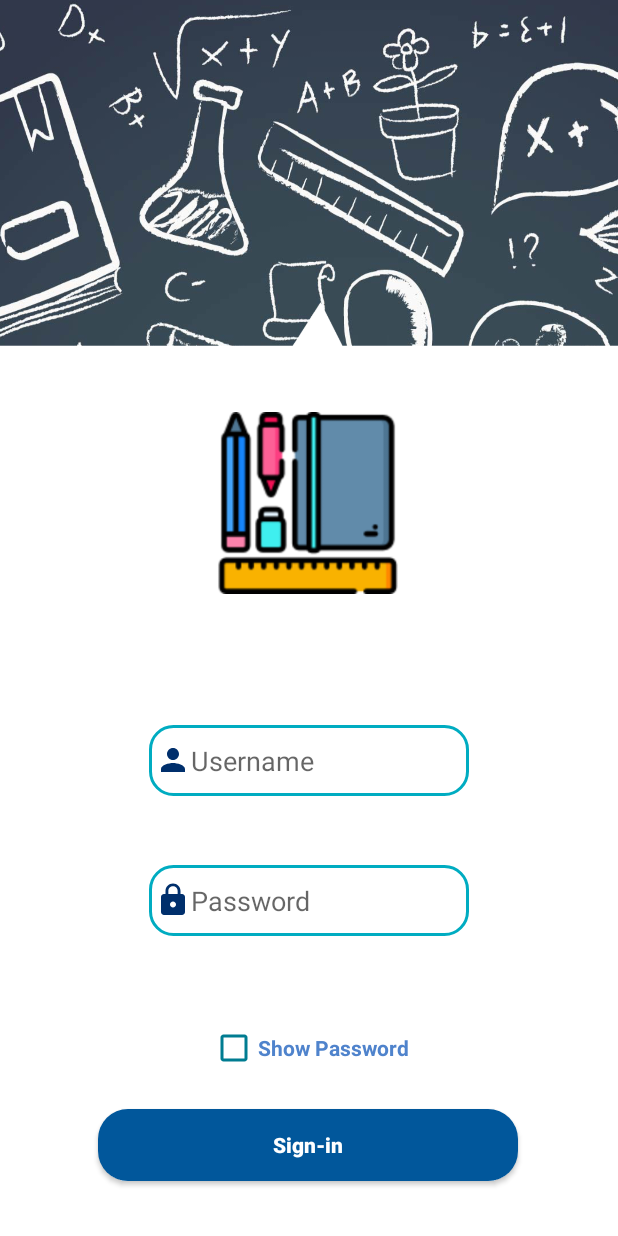
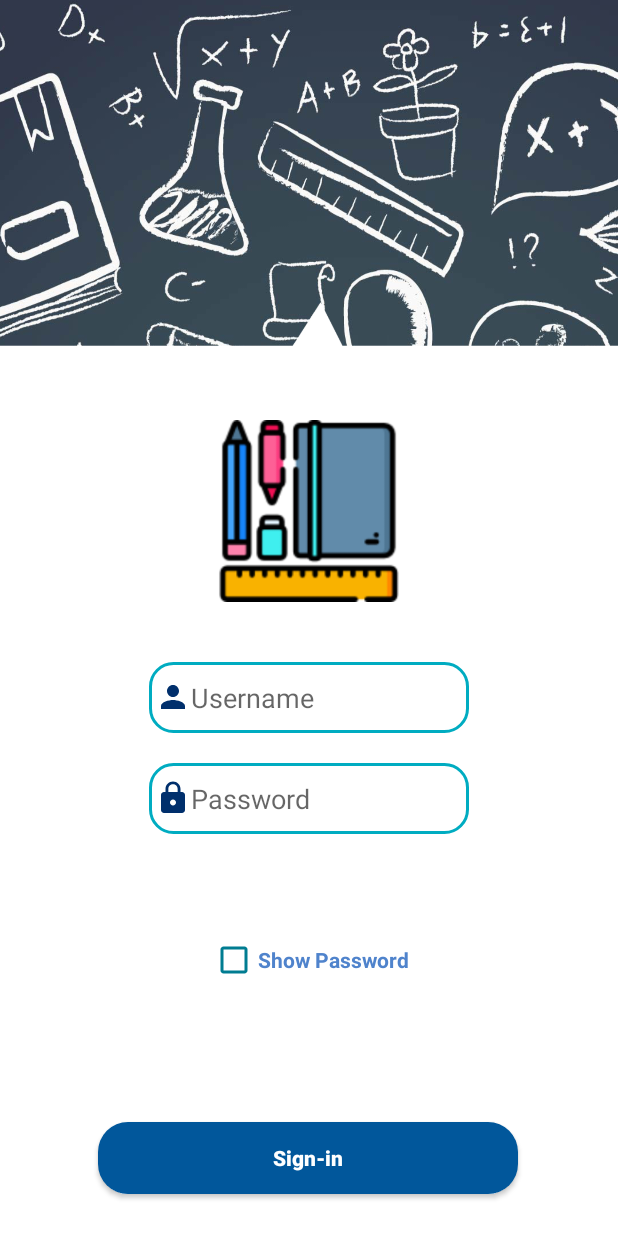
Before and after one commit to Curlyamir/GoogleClassroom, an Android app: the signin screen opened directly, with no data from a screen before it, on a phone screen of 412 x 824 dp. Run offline under Robolectric (Android 15) with nearby library versions, the light colour scheme and no system bars.

```diff
--- a/app/src/main/res/layout/activity_sign_in.xml
+++ b/app/src/main/res/layout/activity_sign_in.xml
@@ -12,38 +12,32 @@
         android:layout_width="wrap_content"
         android:layout_height="47dp"
         android:layout_marginStart="8dp"
-        android:layout_marginTop="8dp"
+        android:layout_marginTop="36dp"
         android:layout_marginEnd="8dp"
-        android:layout_marginBottom="8dp"
         android:background="@drawable/boxes_round"
         android:drawableLeft="@drawable/ic_person_black_24dp"
         android:ems="10"
         android:hint="Username"
         android:inputType="textPersonName"
-        app:layout_constraintBottom_toTopOf="@+id/main_register"
         app:layout_constraintEnd_toEndOf="parent"
         app:layout_constraintStart_toStartOf="parent"
-        app:layout_constraintTop_toTopOf="parent"
-        app:layout_constraintVertical_bias="0.703" />
+        app:layout_constraintTop_toBottomOf="@+id/imageView" />
 
     <EditText
         android:id="@+id/passtxt-in"
         android:layout_width="wrap_content"
         android:layout_height="47dp"
         android:layout_marginStart="8dp"
-        android:layout_marginTop="8dp"
+        android:layout_marginTop="20dp"
         android:layout_marginEnd="8dp"
-        android:layout_marginBottom="200dp"
         android:background="@drawable/boxes_round"
         android:drawableLeft="@drawable/ic_lock_black_24dp"
         android:ems="10"
         android:hint="Password"
         android:inputType="textPassword"
-        app:layout_constraintBottom_toBottomOf="parent"
         app:layout_constraintEnd_toEndOf="parent"
         app:layout_constraintStart_toStartOf="parent"
-        app:layout_constraintTop_toTopOf="parent"
-        app:layout_constraintVertical_bias="1.0" />
+        app:layout_constraintTop_toBottomOf="@+id/usertxt_in" />
     <!--android:textColorHint=""-->
 
     <Button
@@ -51,9 +45,8 @@
         android:layout_width="280dp"
         android:layout_height="wrap_content"
         android:layout_marginStart="8dp"
-        android:layout_marginTop="8dp"
         android:layout_marginEnd="8dp"
-        android:layout_marginBottom="8dp"
+        android:layout_marginBottom="28dp"
         android:background="@drawable/button_round"
         android:text="Sign-in"
         android:textAllCaps="false"
@@ -62,9 +55,7 @@
         app:layout_constraintBottom_toBottomOf="parent"
         app:layout_constraintEnd_toEndOf="parent"
         app:layout_constraintHorizontal_bias="0.495"
-        app:layout_constraintStart_toStartOf="parent"
-        app:layout_constraintTop_toTopOf="parent"
-        app:layout_constraintVertical_bias="0.962" />
+        app:layout_constraintStart_toStartOf="parent" />
 
     <CheckBox
         android:id="@+id/check_pass_re_in"
@@ -73,7 +64,7 @@
         android:layout_marginStart="8dp"
         android:layout_marginTop="8dp"
         android:layout_marginEnd="8dp"
-        android:layout_marginBottom="8dp"
+        android:layout_marginBottom="32dp"
         android:buttonTint="#007c91"
         android:text="@string/show_pwd"
         android:textColor="#4f83cc"
@@ -81,22 +72,17 @@
         app:layout_constraintBottom_toTopOf="@+id/main_register"
         app:layout_constraintEnd_toEndOf="parent"
         app:layout_constraintStart_toStartOf="parent"
-        app:layout_constraintTop_toBottomOf="@+id/passtxt-in"
-        app:layout_constraintVertical_bias="0.757" />
+        app:layout_constraintTop_toBottomOf="@+id/passtxt-in" />
 
     <ImageView
         android:id="@+id/imageView"
         android:layout_width="121dp"
         android:layout_height="129dp"
         android:layout_marginStart="8dp"
-        android:layout_marginTop="8dp"
+        android:layout_marginTop="276dp"
         android:layout_marginEnd="8dp"
-        android:layout_marginBottom="8dp"
-        app:layout_constraintBottom_toBottomOf="parent"
         app:layout_constraintEnd_toEndOf="parent"
-        app:layout_constraintHorizontal_bias="0.498"
         app:layout_constraintStart_toStartOf="parent"
         app:layout_constraintTop_toTopOf="parent"
-        app:layout_constraintVertical_bias="0.387"
         app:srcCompat="@drawable/stationery" />
 </android.support.constraint.ConstraintLayout>
```
